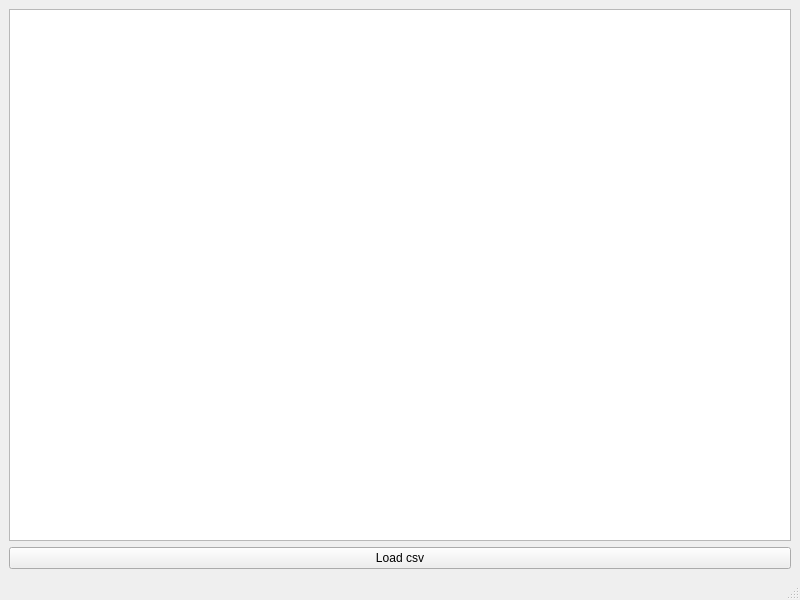
Qt form mainwindow.ui (nigi66/smart_fitness_tracker) before a commit.
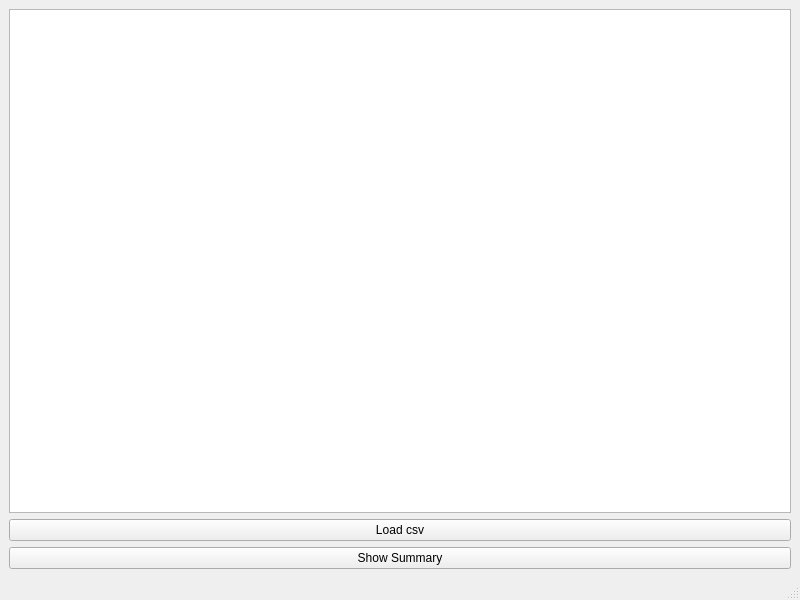
The same form after that commit.

What changed in the file:
```diff
--- a/mainwindow.ui
+++ b/mainwindow.ui
@@ -25,6 +25,13 @@
       </property>
      </widget>
     </item>
+    <item>
+     <widget class="QPushButton" name="btnShowSummary">
+      <property name="text">
+       <string>Show Summary</string>
+      </property>
+     </widget>
+    </item>
    </layout>
   </widget>
   <widget class="QMenuBar" name="menubar">
```
